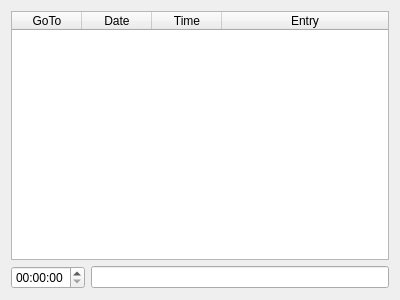
Before: the Qt Designer form tinyos-2.x/trunk/support/cpp/TestShimmer/src/LogWidget.ui in baharev/szte-wsn-code, drawn with Qt 5.
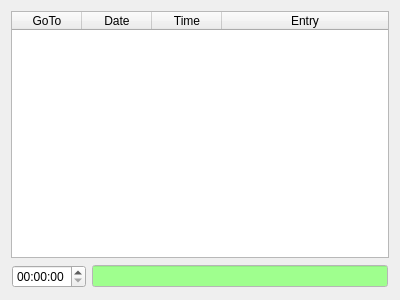
After: the same form once the commit is applied.

Commit message: entry Line in LogWidget is highlighted

Patch:
```diff
--- a/tinyos-2.x/trunk/support/cpp/TestShimmer/src/LogWidget.ui
+++ b/tinyos-2.x/trunk/support/cpp/TestShimmer/src/LogWidget.ui
@@ -76,11 +76,430 @@
    </item>
    <item>
     <layout class="QHBoxLayout" name="horizontalLayout">
+     <property name="margin">
+      <number>1</number>
+     </property>
      <item>
       <widget class="QTimeEdit" name="timeEdit"/>
      </item>
      <item>
-      <widget class="QLineEdit" name="entryLine"/>
+      <widget class="QLineEdit" name="entryLine">
+       <property name="palette">
+        <palette>
+         <active>
+          <colorrole role="WindowText">
+           <brush brushstyle="SolidPattern">
+            <color alpha="255">
+             <red>0</red>
+             <green>0</green>
+             <blue>0</blue>
+            </color>
+           </brush>
+          </colorrole>
+          <colorrole role="Button">
+           <brush brushstyle="SolidPattern">
+            <color alpha="255">
+             <red>255</red>
+             <green>255</green>
+             <blue>255</blue>
+            </color>
+           </brush>
+          </colorrole>
+          <colorrole role="Light">
+           <brush brushstyle="SolidPattern">
+            <color alpha="255">
+             <red>255</red>
+             <green>255</green>
+             <blue>255</blue>
+            </color>
+           </brush>
+          </colorrole>
+          <colorrole role="Midlight">
+           <brush brushstyle="SolidPattern">
+            <color alpha="255">
+             <red>255</red>
+             <green>255</green>
+             <blue>255</blue>
+            </color>
+           </brush>
+          </colorrole>
+          <colorrole role="Dark">
+           <brush brushstyle="SolidPattern">
+            <color alpha="255">
+             <red>127</red>
+             <green>127</green>
+             <blue>127</blue>
+            </color>
+           </brush>
+          </colorrole>
+          <colorrole role="Mid">
+           <brush brushstyle="SolidPattern">
+            <color alpha="255">
+             <red>170</red>
+             <green>170</green>
+             <blue>170</blue>
+            </color>
+           </brush>
+          </colorrole>
+          <colorrole role="Text">
+           <brush brushstyle="SolidPattern">
+            <color alpha="255">
+             <red>0</red>
+             <green>0</green>
+             <blue>0</blue>
+            </color>
+           </brush>
+          </colorrole>
+          <colorrole role="BrightText">
+           <brush brushstyle="SolidPattern">
+            <color alpha="255">
+             <red>255</red>
+             <green>255</green>
+             <blue>255</blue>
+            </color>
+           </brush>
+          </colorrole>
+          <colorrole role="ButtonText">
+           <brush brushstyle="SolidPattern">
+            <color alpha="255">
+             <red>0</red>
+             <green>0</green>
+             <blue>0</blue>
+            </color>
+           </brush>
+          </colorrole>
+          <colorrole role="Base">
+           <brush brushstyle="SolidPattern">
+            <color alpha="255">
+             <red>159</red>
+             <green>255</green>
+             <blue>142</blue>
+            </color>
+           </brush>
+          </colorrole>
+          <colorrole role="Window">
+           <brush brushstyle="SolidPattern">
+            <color alpha="255">
+             <red>255</red>
+             <green>255</green>
+             <blue>255</blue>
+            </color>
+           </brush>
+          </colorrole>
+          <colorrole role="Shadow">
+           <brush brushstyle="SolidPattern">
+            <color alpha="255">
+             <red>0</red>
+             <green>0</green>
+             <blue>0</blue>
+            </color>
+           </brush>
+          </colorrole>
+          <colorrole role="AlternateBase">
+           <brush brushstyle="SolidPattern">
+            <color alpha="255">
+             <red>255</red>
+             <green>255</green>
+             <blue>255</blue>
+            </color>
+           </brush>
+          </colorrole>
+          <colorrole role="ToolTipBase">
+           <brush brushstyle="SolidPattern">
+            <color alpha="255">
+             <red>255</red>
+             <green>255</green>
+             <blue>220</blue>
+            </color>
+           </brush>
+          </colorrole>
+          <colorrole role="ToolTipText">
+           <brush brushstyle="SolidPattern">
+            <color alpha="255">
+             <red>0</red>
+             <green>0</green>
+             <blue>0</blue>
+            </color>
+           </brush>
+          </colorrole>
+         </active>
+         <inactive>
+          <colorrole role="WindowText">
+           <brush brushstyle="SolidPattern">
+            <color alpha="255">
+             <red>0</red>
+             <green>0</green>
+             <blue>0</blue>
+            </color>
+           </brush>
+          </colorrole>
+          <colorrole role="Button">
+           <brush brushstyle="SolidPattern">
+            <color alpha="255">
+             <red>255</red>
+             <green>255</green>
+             <blue>255</blue>
+            </color>
+           </brush>
+          </colorrole>
+          <colorrole role="Light">
+           <brush brushstyle="SolidPattern">
+            <color alpha="255">
+             <red>255</red>
+             <green>255</green>
+             <blue>255</blue>
+            </color>
+           </brush>
+          </colorrole>
+          <colorrole role="Midlight">
+           <brush brushstyle="SolidPattern">
+            <color alpha="255">
+             <red>255</red>
+             <green>255</green>
+             <blue>255</blue>
+            </color>
+           </brush>
+          </colorrole>
+          <colorrole role="Dark">
+           <brush brushstyle="SolidPattern">
+            <color alpha="255">
+             <red>127</red>
+             <green>127</green>
+             <blue>127</blue>
+            </color>
+           </brush>
+          </colorrole>
+          <colorrole role="Mid">
+           <brush brushstyle="SolidPattern">
+            <color alpha="255">
+             <red>170</red>
+             <green>170</green>
+             <blue>170</blue>
+            </color>
+           </brush>
+          </colorrole>
+          <colorrole role="Text">
+           <brush brushstyle="SolidPattern">
+            <color alpha="255">
+             <red>0</red>
+             <green>0</green>
+             <blue>0</blue>
+            </color>
+           </brush>
+          </colorrole>
+          <colorrole role="BrightText">
+           <brush brushstyle="SolidPattern">
+            <color alpha="255">
+             <red>255</red>
+             <green>255</green>
+             <blue>255</blue>
+            </color>
+           </brush>
+          </colorrole>
+          <colorrole role="ButtonText">
+           <brush brushstyle="SolidPattern">
+            <color alpha="255">
+             <red>0</red>
+             <green>0</green>
+             <blue>0</blue>
+            </color>
+           </brush>
+          </colorrole>
+          <colorrole role="Base">
+           <brush brushstyle="SolidPattern">
+            <color alpha="255">
+             <red>159</red>
+             <green>255</green>
+             <blue>142</blue>
+            </color>
+           </brush>
+          </colorrole>
+          <colorrole role="Window">
+           <brush brushstyle="SolidPattern">
+            <color alpha="255">
+             <red>255</red>
+             <green>255</green>
+             <blue>255</blue>
+            </color>
+           </brush>
+          </colorrole>
+          <colorrole role="Shadow">
+           <brush brushstyle="SolidPattern">
+            <color alpha="255">
+             <red>0</red>
+             <green>0</green>
+             <blue>0</blue>
+            </color>
+           </brush>
+          </colorrole>
+          <colorrole role="AlternateBase">
+           <brush brushstyle="SolidPattern">
+            <color alpha="255">
+             <red>255</red>
+             <green>255</green>
+             <blue>255</blue>
+            </color>
+           </brush>
+          </colorrole>
+          <colorrole role="ToolTipBase">
+           <brush brushstyle="SolidPattern">
+            <color alpha="255">
+             <red>255</red>
+             <green>255</green>
+             <blue>220</blue>
+            </color>
+           </brush>
+          </colorrole>
+          <colorrole role="ToolTipText">
+           <brush brushstyle="SolidPattern">
+            <color alpha="255">
+             <red>0</red>
+             <green>0</green>
+             <blue>0</blue>
+            </color>
+           </brush>
+          </colorrole>
+         </inactive>
+         <disabled>
+          <colorrole role="WindowText">
+           <brush brushstyle="SolidPattern">
+            <color alpha="255">
+             <red>127</red>
+             <green>127</green>
+             <blue>127</blue>
+            </color>
+           </brush>
+          </colorrole>
+          <colorrole role="Button">
+           <brush brushstyle="SolidPattern">
+            <color alpha="255">
+             <red>255</red>
+             <green>255</green>
+             <blue>255</blue>
+            </color>
+           </brush>
+          </colorrole>
+          <colorrole role="Light">
+           <brush brushstyle="SolidPattern">
+            <color alpha="255">
+             <red>255</red>
+             <green>255</green>
+             <blue>255</blue>
+            </color>
+           </brush>
+          </colorrole>
+          <colorrole role="Midlight">
+           <brush brushstyle="SolidPattern">
+            <color alpha="255">
+             <red>255</red>
+             <green>255</green>
+             <blue>255</blue>
+            </color>
+           </brush>
+          </colorrole>
+          <colorrole role="Dark">
+           <brush brushstyle="SolidPattern">
+            <color alpha="255">
+             <red>127</red>
+             <green>127</green>
+             <blue>127</blue>
+            </color>
+           </brush>
+          </colorrole>
+          <colorrole role="Mid">
+           <brush brushstyle="SolidPattern">
+            <color alpha="255">
+             <red>170</red>
+             <green>170</green>
+             <blue>170</blue>
+            </color>
+           </brush>
+          </colorrole>
+          <colorrole role="Text">
+           <brush brushstyle="SolidPattern">
+            <color alpha="255">
+             <red>127</red>
+             <green>127</green>
+             <blue>127</blue>
+            </color>
+           </brush>
+          </colorrole>
+          <colorrole role="BrightText">
+           <brush brushstyle="SolidPattern">
+            <color alpha="255">
+             <red>255</red>
+             <green>255</green>
+             <blue>255</blue>
+            </color>
+           </brush>
+          </colorrole>
+          <colorrole role="ButtonText">
+           <brush brushstyle="SolidPattern">
+            <color alpha="255">
+             <red>127</red>
+             <green>127</green>
+             <blue>127</blue>
+            </color>
+           </brush>
+          </colorrole>
+          <colorrole role="Base">
+           <brush brushstyle="SolidPattern">
+            <color alpha="255">
+             <red>255</red>
+             <green>255</green>
+             <blue>255</blue>
+            </color>
+           </brush>
+          </colorrole>
+          <colorrole role="Window">
+           <brush brushstyle="SolidPattern">
+            <color alpha="255">
+             <red>255</red>
+             <green>255</green>
+             <blue>255</blue>
+            </color>
+           </brush>
+          </colorrole>
+          <colorrole role="Shadow">
+           <brush brushstyle="SolidPattern">
+            <color alpha="255">
+             <red>0</red>
+             <green>0</green>
+             <blue>0</blue>
+            </color>
+           </brush>
+          </colorrole>
+          <colorrole role="AlternateBase">
+           <brush brushstyle="SolidPattern">
+            <color alpha="255">
+             <red>255</red>
+             <green>255</green>
+             <blue>255</blue>
+            </color>
+           </brush>
+          </colorrole>
+          <colorrole role="ToolTipBase">
+           <brush brushstyle="SolidPattern">
+            <color alpha="255">
+             <red>255</red>
+             <green>255</green>
+             <blue>220</blue>
+            </color>
+           </brush>
+          </colorrole>
+          <colorrole role="ToolTipText">
+           <brush brushstyle="SolidPattern">
+            <color alpha="255">
+             <red>0</red>
+             <green>0</green>
+             <blue>0</blue>
+            </color>
+           </brush>
+          </colorrole>
+         </disabled>
+        </palette>
+       </property>
+      </widget>
      </item>
     </layout>
    </item>
```
